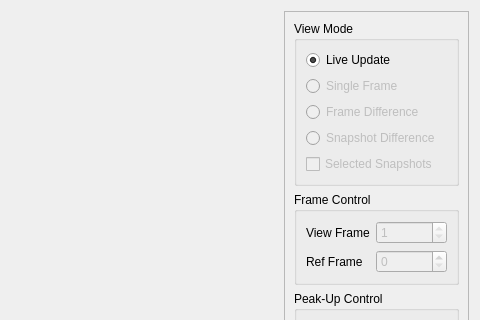
Old version of the form ftmwviewwidget.ui in the repository kncrabtree/blackchirp; both pictures show x 370 to 850 and y 0 to 320 of the 850 by 520 pixel window.
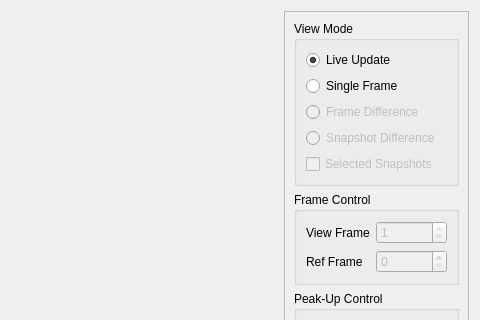
New version of the form. Icons and pictures are not drawn. Custom widgets are drawn as their Qt base class.

Diff of the .ui file:
```diff
--- a/ftmwviewwidget.ui
+++ b/ftmwviewwidget.ui
@@ -86,7 +86,7 @@
              <item>
               <widget class="QRadioButton" name="singleFrameButton">
                <property name="enabled">
-                <bool>false</bool>
+                <bool>true</bool>
                </property>
                <property name="text">
                 <string>Single Frame</string>
```
